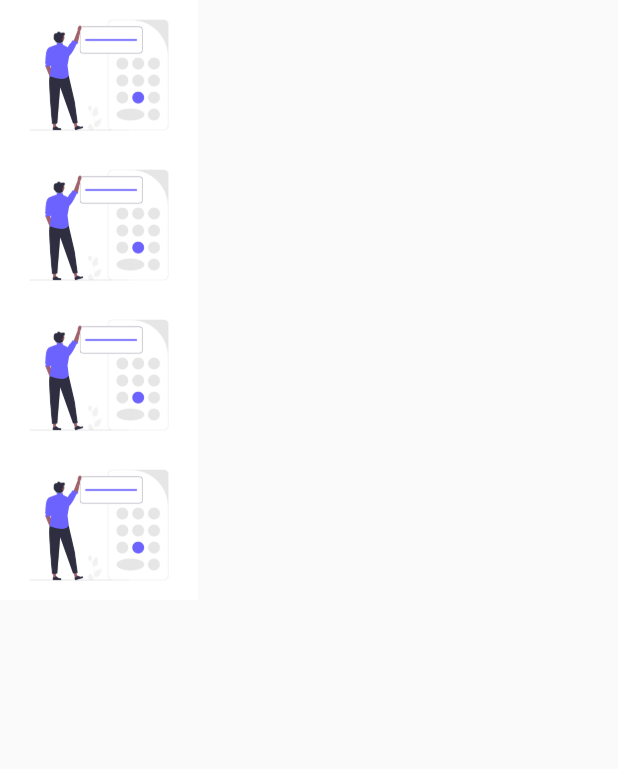
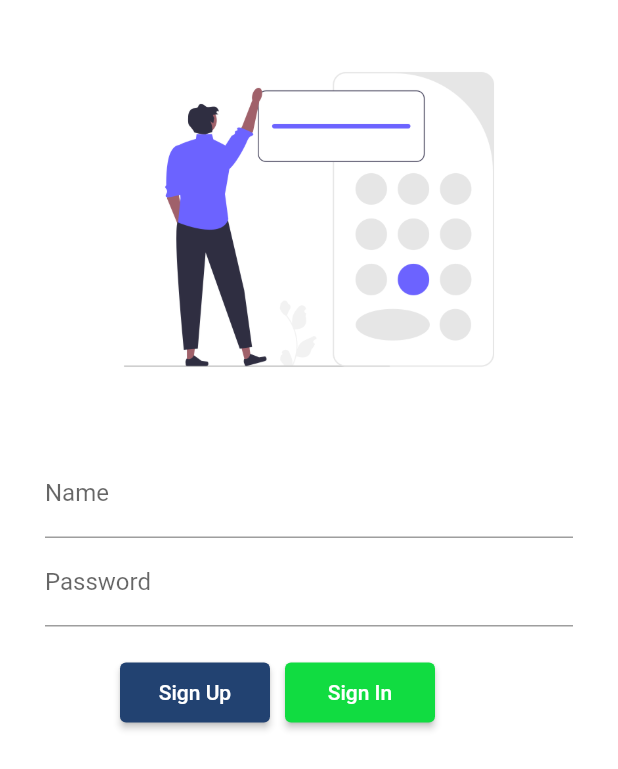
Before and after one commit to jrmujahid/myFirstRealApp, a Flutter app: the screen it shows after launch, on a phone screen of 412 x 824 dp. Shown: the top 769 px of the screen. Run offline on Flutter 3.47's test engine with Material 2 defaults, Android fonts, the phone set to English and light mode, and no system bars.

Commit message:
first commit

```diff
--- /dev/null
+++ b/lib/login.dart
@@ -0,0 +1,74 @@
+import 'package:flutter/material.dart';
+
+// ignore_for_file: prefer_const_literals_to_create_immutables
+// ignore_for_file: prefer_const_constructors
+// ignore_for_file: use_key_in_widget_constructors
+// ignore_for_file: unused_local_variable
+// ignore_for_file: deprecated_member_use
+class Login extends StatelessWidget {
+  @override
+  Widget build(BuildContext context) {
+    return MaterialApp(
+        home: Scaffold(
+      backgroundColor: Colors.white,
+      body: Padding(
+        padding: EdgeInsets.symmetric(vertical: 13.0, horizontal: 30),
+        child: SingleChildScrollView(
+          child: Column(children: [
+            Container(
+              child: Image.asset(
+                'assets/images/ccc.png',
+                fit: BoxFit.cover,
+              ),
+            ),
+            SizedBox(
+              height: 20,
+            ),
+            Container(
+              child: TextFormField(
+                decoration:
+                    InputDecoration(hintText: 'Name', labelText: 'Name'),
+              ),
+            ),
+            Container(
+              child: TextFormField(
+                decoration: InputDecoration(
+                  hintText: 'Password',
+                  labelText: 'Password',
+                ),
+                obscureText: true,
+              ),
+            ),
+            SizedBox(
+              height: 20,
+            ),
+            Container(
+              margin: EdgeInsets.only(left: 50),
+              child: Row(
+                children: [
+                  ElevatedButton(
+                      style: TextButton.styleFrom(
+                          backgroundColor: Color.fromARGB(255, 34, 66, 113),
+                          minimumSize: Size(100, 40)),
+                      onPressed: () {
+                        Navigator.pushNamed(context, '/signup');
+                      },
+                      child: Text('Sign Up')),
+                  SizedBox(
+                    width: 10,
+                  ),
+                  ElevatedButton(
+                      style: TextButton.styleFrom(
+                          backgroundColor: Color.fromARGB(255, 17, 220, 65),
+                          minimumSize: Size(100, 40)),
+                      onPressed: () {},
+                      child: Text('Sign In')),
+                ],
+              ),
+            )
+          ]),
+        ),
+      ),
+    ));
+  }
+}
--- a/lib/main.dart
+++ b/lib/main.dart
@@ -1,5 +1,12 @@
+import 'package:eighth_app/login.dart';
+import 'package:eighth_app/signUp.dart';
 import 'package:flutter/material.dart';
 
+// ignore_for_file: prefer_const_literals_to_create_immutables
+// ignore_for_file: prefer_const_constructors
+// ignore_for_file: use_key_in_widget_constructors
+// ignore_for_file: unused_local_variable
+// ignore_for_file: deprecated_member_use
 void main() {
   runApp(EighthApp());
 }
@@ -8,49 +15,12 @@ class EighthApp extends StatelessWidget {
   @override
   Widget build(BuildContext context) {
     return MaterialApp(
-        home: Scaffold(
-      body: Column(children: [
-        Container(
-          width: 300,
-          height: 100,
-          child: Row(
-            children: [
-              Image.asset(
-                'assets/images/ccc.png',
-                fit: BoxFit.cover,
-              )
-            ],
-          ),
-        ),
-        Container(
-          width: 300,
-          height: 100,
-          child: Row(
-            children: [
-              Image.asset(
-                'assets/images/ccc.png',
-                fit: BoxFit.fitWidth,
-              )
-            ],
-          ),
-        ),
-        Container(
-          width: 300,
-          height: 100,
-          child: Row(
-            children: [
-              Image.asset('assets/images/ccc.png'),
-            ],
-          ),
-        ),
-        Container(
-          width: 300,
-          height: 100,
-          child: Row(
-            children: [Image.asset('assets/images/ccc.png')],
-          ),
-        )
-      ]),
-    ));
+      initialRoute: '/login',
+      routes: {
+        "/signup": (context) => SignUp(),
+        "/login": (context) => Login(),
+      },
+      home: Scaffold(),
+    );
   }
 }
--- /dev/null
+++ b/lib/utils/links.dart
@@ -0,0 +1,5 @@
+import 'package:eighth_app/signUp.dart';
+
+class Links {
+  static String signUp = '/SignUp';
+}
```
Also changed, not shown: lib/signUp.dart (added, +66 -0 lines).
